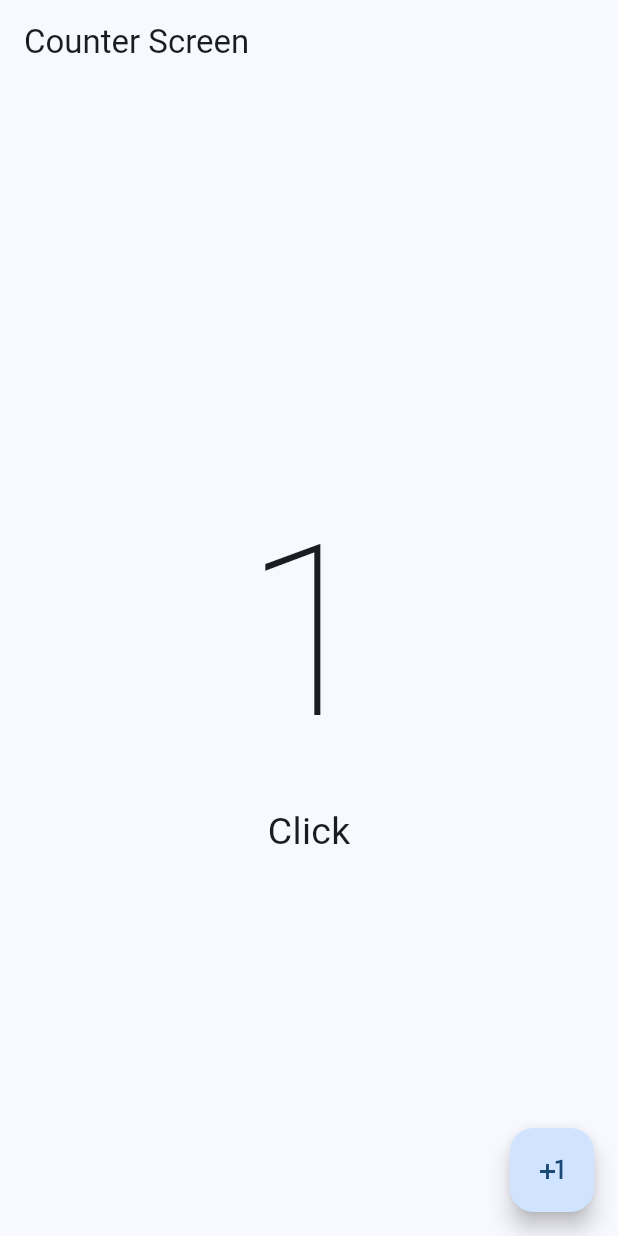
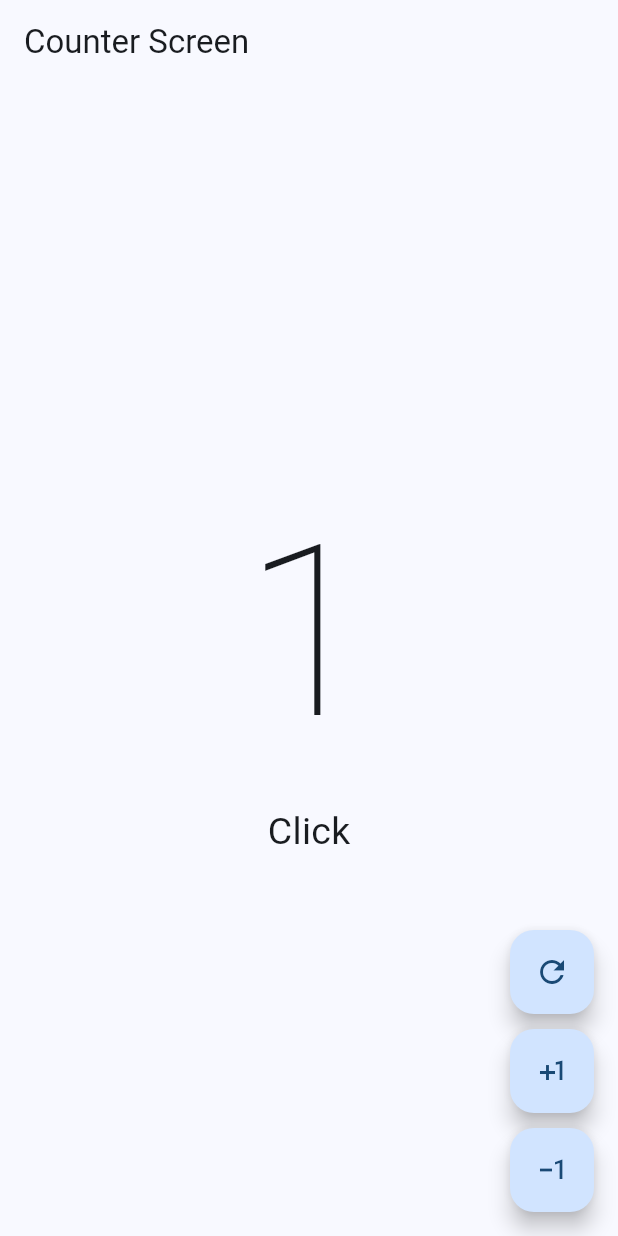
Before and after one commit to andreaqm0/flutter_application_1, a Flutter app: the screen it shows after launch, after a tap on the "plus one" icon, on a phone screen of 412 x 824 dp. Run offline on Flutter 3.47's test engine with Material 2 defaults, Android fonts, the phone set to English and light mode, and no system bars.

Commit message:
botones pedorros

```diff
--- a/lib/presentation/screens/counter/counter_screen.dart
+++ b/lib/presentation/screens/counter/counter_screen.dart
@@ -28,13 +28,57 @@ class _CounterScreenState extends State<CounterScreen> {
           )
         ],
       )),
-      floatingActionButton: FloatingActionButton(
-        child: const Icon(Icons.plus_one),
-        onPressed: () {
-          clickCounter++;
-          setState(() {});
-        },
+      floatingActionButton: Column(
+        mainAxisAlignment: MainAxisAlignment.end,
+        children: [
+          CustomButton(
+            icon: Icons.refresh_outlined,
+            onPressed: () {
+              setState(() {
+                clickCounter = 0;
+              });
+            },
+          ),
+          const SizedBox(
+            height: 10,
+          ),
+          CustomButton(
+            icon: Icons.plus_one,
+            onPressed: () {
+              setState(() {
+                clickCounter++;
+              });
+            },
+          ),
+          const SizedBox(
+            height: 10,
+          ),
+          CustomButton(
+            icon: Icons.exposure_minus_1,
+            onPressed: () {
+              setState(() {
+                if (clickCounter > 0) {
+                  clickCounter--;
+                }
+              });
+            },
+          )
+        ],
       ),
     );
   }
 }
+
+class CustomButton extends StatelessWidget {
+  final IconData icon;
+  final VoidCallback? onPressed;
+  const CustomButton({super.key, required this.icon, this.onPressed});
+
+  @override
+  Widget build(BuildContext context) {
+    return FloatingActionButton(
+      onPressed: onPressed,
+      child: Icon(icon),
+    );
+  }
+}
```
